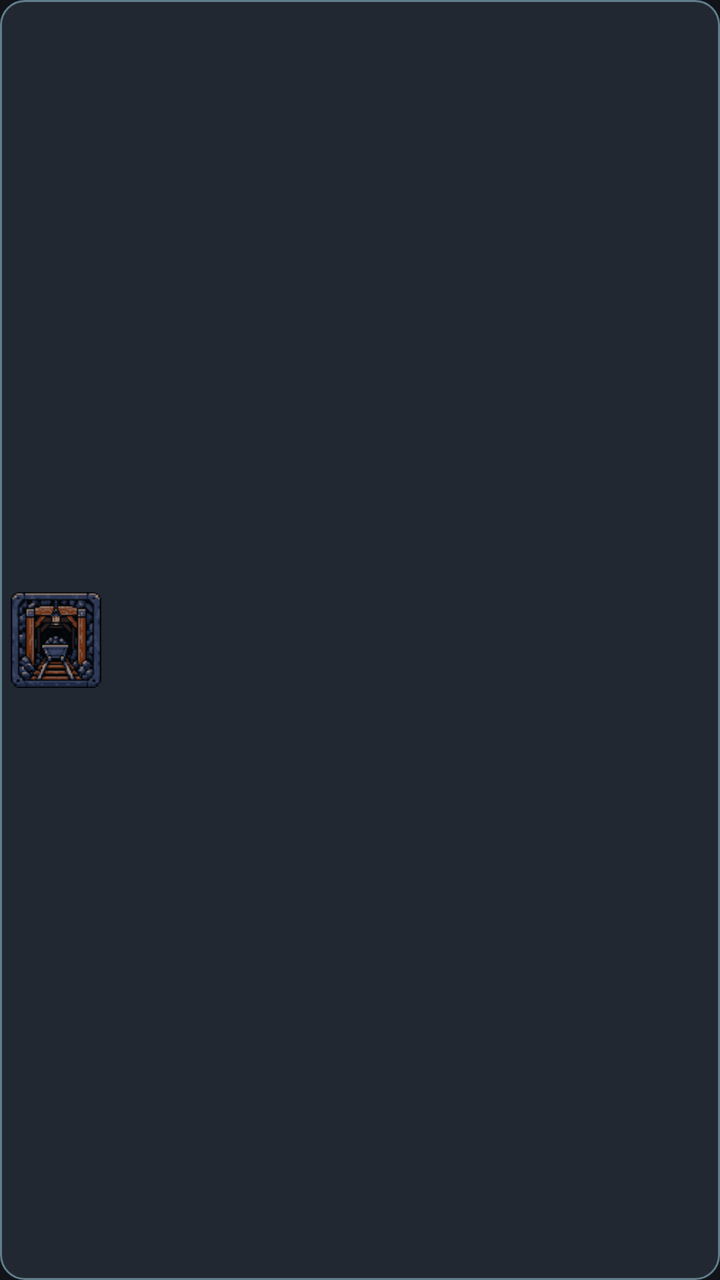
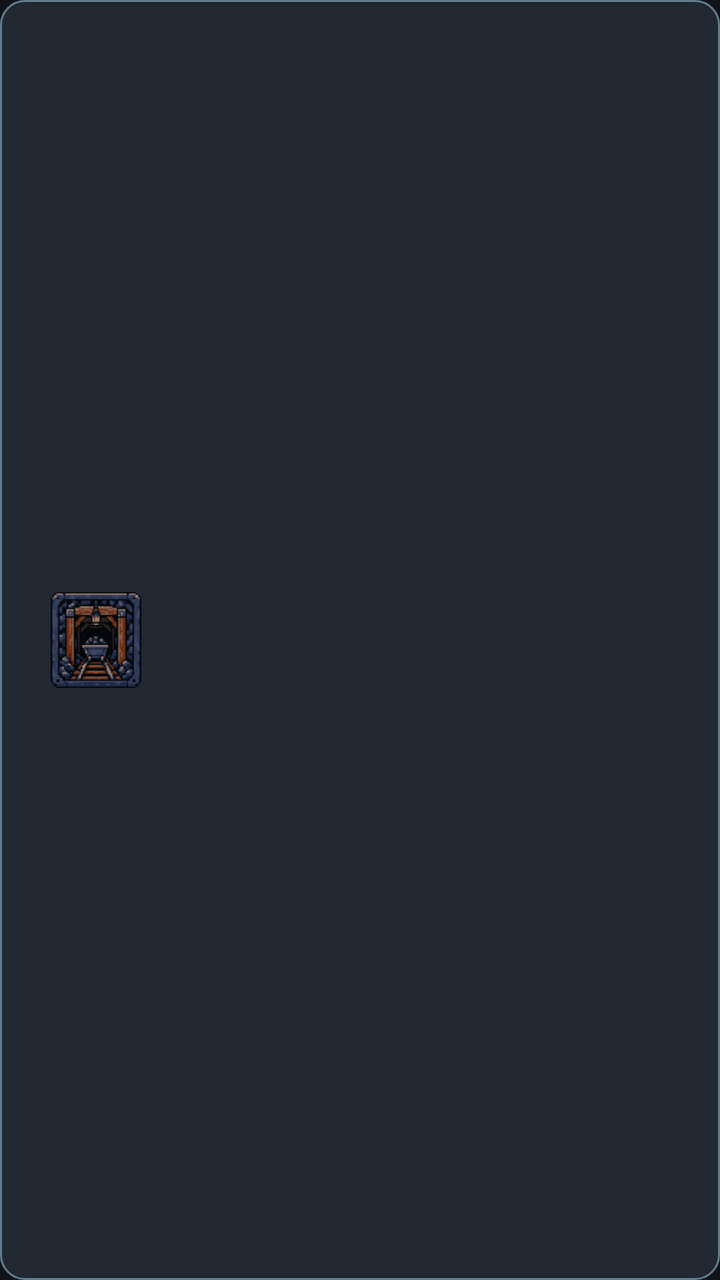

Compare the two renders of this Android layout. The source of the first and the diff that turns it into the second are given below.
<!-- AndroidManifest.xml: application theme Theme.MinesweeperEvolution -->
<!-- res/layout/item_mode_card.xml -->
<?xml version="1.0" encoding="utf-8"?>
<LinearLayout xmlns:android="http://schemas.android.com/apk/res/android"
    android:layout_width="match_parent"
    android:layout_height="wrap_content"
    android:orientation="horizontal"
    android:gravity="center_vertical"
    android:background="@drawable/bg_button_secondary"
    android:paddingHorizontal="4dp"
    android:paddingVertical="12dp"
    android:clickable="true"
    android:focusable="true">

    <ImageView
        android:id="@+id/ivModeIcon"
        android:layout_width="48dp"
        android:layout_height="48dp"
        android:layout_marginEnd="10dp"
        android:scaleType="fitCenter"
        android:contentDescription="@null"
        android:src="@drawable/mode_classic" />

    <LinearLayout
        android:layout_width="0dp"
        android:layout_height="wrap_content"
        android:layout_weight="1"
        android:orientation="vertical">

        <TextView
            android:id="@+id/tvModeName"
            style="@style/ModeTitle"
            android:fontFamily="@font/pixelify_sans"
            android:layout_width="wrap_content"
            android:layout_height="wrap_content" />

        <TextView
            android:id="@+id/tvModeDesc"
            style="@style/ModeDesc"
            android:fontFamily="@font/pixelify_sans"
            android:layout_width="match_parent"
            android:layout_height="wrap_content"
            android:layout_marginTop="4dp" />
    </LinearLayout>
</LinearLayout>
<!-- resources referenced by this layout -->
<resources>
  <!-- drawable bg_button_secondary (drawable) -->
  <?xml version="1.0" encoding="utf-8"?>
  <selector xmlns:android="http://schemas.android.com/apk/res/android">
      
      <item android:state_selected="true">
          <shape android:shape="rectangle">
              <solid android:color="@color/accent"/>
              <corners android:radius="12dp"/>
              <stroke android:width="1dp" android:color="@color/accent_2"/>
          </shape>
      </item>
      
      <item android:state_pressed="true">
          <shape android:shape="rectangle">
              <solid android:color="@color/bg_panel_alt"/>
              <corners android:radius="12dp"/>
              <stroke android:width="2dp" android:color="@color/accent"/>
          </shape>
      </item>
      
      <item>
          <shape android:shape="rectangle">
              <solid android:color="@color/bg_panel_alt"/>
              <corners android:radius="12dp"/>
              <stroke android:width="1dp" android:color="@color/text_dim"/>
          </shape>
      </item>
  </selector>
  <!-- drawable mode_classic: png bitmap (drawable, 5647 bytes) -->
  <style name="ModeDesc">
          <item name="android:textSize">12sp</item>
          <item name="android:textColor">@color/text_secondary</item>
          <item name="android:lineSpacingExtra">2dp</item>
          <item name="android:maxLines">2</item>
          <item name="android:ellipsize">end</item>
      </style>
  <style name="ModeTitle">
          <item name="android:textSize">16sp</item>
          <item name="android:textStyle">bold</item>
          <item name="android:textColor">@color/text_primary</item>
          <item name="android:maxLines">1</item>
          <item name="android:ellipsize">end</item>
      </style>
  <style name="Theme.MinesweeperEvolution" parent="Theme.AppCompat.NoActionBar">
          <item name="colorPrimary">@color/accent</item>
          <item name="colorPrimaryDark">@color/accent_2</item>
          <item name="colorAccent">@color/accent</item>
          <item name="android:windowBackground">@color/bg_dark</item>
          <item name="android:textColorPrimary">@color/text_primary</item>
          <item name="android:textColorSecondary">@color/text_secondary</item>
          <item name="android:statusBarColor" tools:targetApi="l">@color/bg_dark</item>
          
          <item name="android:alertDialogTheme">@style/Theme.MinesweeperDialog</item>
          <item name="alertDialogTheme">@style/Theme.MinesweeperDialog</item>
      </style>
  <color name="accent">#FF00BCD4</color>
  <color name="accent_2">#FF26C6DA</color>
  <color name="bg_panel_alt">#FF222831</color>
  <color name="text_dim">#FF607D8B</color>
  <color name="text_secondary">#FFB0BEC5</color>
  <color name="text_primary">#FFECEFF1</color>
  <color name="bg_dark">#FF101418</color>
  <style name="Theme.MinesweeperDialog" parent="Theme.AppCompat.Dialog.Alert">
          <item name="android:windowBackground">@color/bg_panel</item>
          <item name="android:textColorPrimary">@color/text_primary</item>
          <item name="android:textColorSecondary">@color/text_secondary</item>
          <item name="colorAccent">@color/accent</item>
          <item name="android:buttonBarButtonStyle">@style/Widget.DialogButton</item>
      </style>
  <color name="bg_panel">#FF1A1F26</color>
  <style name="Widget.DialogButton" parent="Widget.AppCompat.Button.ButtonBar.AlertDialog">
          <item name="android:textColor">@color/accent</item>
      </style>
</resources>

<!-- the commit's change to res/layout/item_mode_card.xml (unified diff, before → after) -->
@@ -14,6 +14,7 @@
         android:id="@+id/ivModeIcon"
         android:layout_width="48dp"
         android:layout_height="48dp"
+        android:layout_marginStart="20dp"
         android:layout_marginEnd="10dp"
         android:scaleType="fitCenter"
         android:contentDescription="@null"
